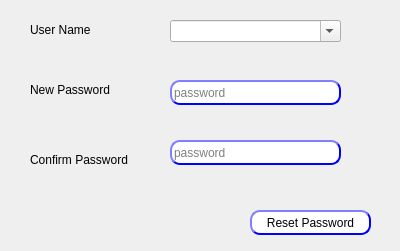
Old version of the form presentation/authorization_ui/resetUserPasswordMain.ui in the repository Hossam01/HyperPOS2020Design.
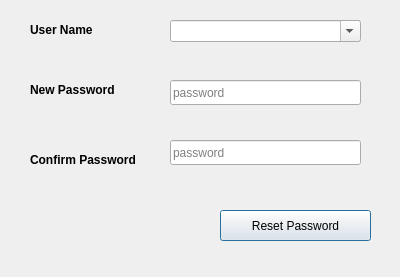
New version of the form.

Patch:
```diff
--- a/presentation/authorization_ui/resetUserPasswordMain.ui
+++ b/presentation/authorization_ui/resetUserPasswordMain.ui
@@ -7,9 +7,21 @@
     <x>0</x>
     <y>0</y>
     <width>400</width>
-    <height>251</height>
+    <height>277</height>
    </rect>
   </property>
+  <property name="minimumSize">
+   <size>
+    <width>400</width>
+    <height>277</height>
+   </size>
+  </property>
+  <property name="maximumSize">
+   <size>
+    <width>400</width>
+    <height>277</height>
+   </size>
+  </property>
   <property name="windowTitle">
    <string>user</string>
   </property>
@@ -22,6 +34,13 @@
      <height>40</height>
     </rect>
    </property>
+   <property name="font">
+    <font>
+     <pointsize>9</pointsize>
+     <weight>75</weight>
+     <bold>true</bold>
+    </font>
+   </property>
    <property name="text">
     <string>New Password</string>
    </property>
@@ -31,34 +50,10 @@
     <rect>
      <x>170</x>
      <y>80</y>
-     <width>171</width>
+     <width>191</width>
      <height>25</height>
     </rect>
    </property>
-   <property name="styleSheet">
-    <string notr="true">QLineEdit{
-                                        background-color: white;
-                                        border-style: outset;
-                                        border-width: 2px;
-                                        border-radius: 10px;
-                                        border-color: blue;
-                                        min-width: 6em;
-                                        }
-                                        QLineEdit:hover {
-                                        background: qradialgradient(
-                                        cx: 0.3, cy: -0.4, fx: 0.3, fy: -0.4,
-                                        radius: 1.35, stop: 0 #fff, stop: 1 #bbb
-                                        );
-                                        }
-                                       QLineEdit:pressed {
-                                        border-style: inset;
-                                        background: qradialgradient(
-                                        cx: 0.4, cy: -0.1, fx: 0.4, fy: -0.1,
-                                        radius: 1.35, stop: 0 #fff, stop: 1 #ddd
-                                        );
-                                        }
-                                    </string>
-   </property>
    <property name="text">
     <string/>
    </property>
@@ -77,34 +72,10 @@
     <rect>
      <x>170</x>
      <y>140</y>
-     <width>171</width>
+     <width>191</width>
      <height>25</height>
     </rect>
    </property>
-   <property name="styleSheet">
-    <string notr="true">QLineEdit{
-                                        background-color: white;
-                                        border-style: outset;
-                                        border-width: 2px;
-                                        border-radius: 10px;
-                                        border-color: blue;
-                                        min-width: 6em;
-                                        }
-                                        QLineEdit:hover {
-                                        background: qradialgradient(
-                                        cx: 0.3, cy: -0.4, fx: 0.3, fy: -0.4,
-                                        radius: 1.35, stop: 0 #fff, stop: 1 #bbb
-                                        );
-                                        }
-                                       QLineEdit:pressed {
-                                        border-style: inset;
-                                        background: qradialgradient(
-                                        cx: 0.4, cy: -0.1, fx: 0.4, fy: -0.1,
-                                        radius: 1.35, stop: 0 #fff, stop: 1 #ddd
-                                        );
-                                        }
-                                    </string>
-   </property>
    <property name="text">
     <string/>
    </property>
@@ -127,6 +98,13 @@
      <height>40</height>
     </rect>
    </property>
+   <property name="font">
+    <font>
+     <pointsize>9</pointsize>
+     <weight>75</weight>
+     <bold>true</bold>
+    </font>
+   </property>
    <property name="text">
     <string>Confirm Password</string>
    </property>
@@ -134,35 +112,28 @@
   <widget class="QPushButton" name="BTN_resetPass">
    <property name="geometry">
     <rect>
-     <x>250</x>
+     <x>220</x>
      <y>210</y>
-     <width>121</width>
-     <height>25</height>
+     <width>151</width>
+     <height>31</height>
     </rect>
    </property>
-   <property name="styleSheet">
-    <string notr="true">QPushButton{
-                                        background-color: white;
-                                        border-style: outset;
-                                        border-width: 2px;
-                                        border-radius: 10px;
-                                        border-color: blue;
-                                        min-width: 6em;
-                                        }
-                                        QPushButton:hover {
-                                        background: qradialgradient(
-                                        cx: 0.3, cy: -0.4, fx: 0.3, fy: -0.4,
-                                        radius: 1.35, stop: 0 #fff, stop: 1 #bbb
-                                        );
-                                        }
-                                        QPushButton:pressed {
-                                        border-style: inset;
-                                        background: qradialgradient(
-                                        cx: 0.4, cy: -0.1, fx: 0.4, fy: -0.1,
-                                        radius: 1.35, stop: 0 #fff, stop: 1 #ddd
-                                        );
-                                        }
-                                    </string>
+   <property name="minimumSize">
+    <size>
+     <width>141</width>
+     <height>25</height>
+    </size>
+   </property>
+   <property name="maximumSize">
+    <size>
+     <width>1777777</width>
+     <height>1777777</height>
+    </size>
+   </property>
+   <property name="font">
+    <font>
+     <pointsize>9</pointsize>
+    </font>
    </property>
    <property name="text">
     <string>Reset Password</string>
@@ -177,6 +148,13 @@
      <height>40</height>
     </rect>
    </property>
+   <property name="font">
+    <font>
+     <pointsize>9</pointsize>
+     <weight>75</weight>
+     <bold>true</bold>
+    </font>
+   </property>
    <property name="text">
     <string>User Name</string>
    </property>
@@ -186,7 +164,7 @@
     <rect>
      <x>170</x>
      <y>20</y>
-     <width>171</width>
+     <width>191</width>
      <height>22</height>
     </rect>
    </property>
```
